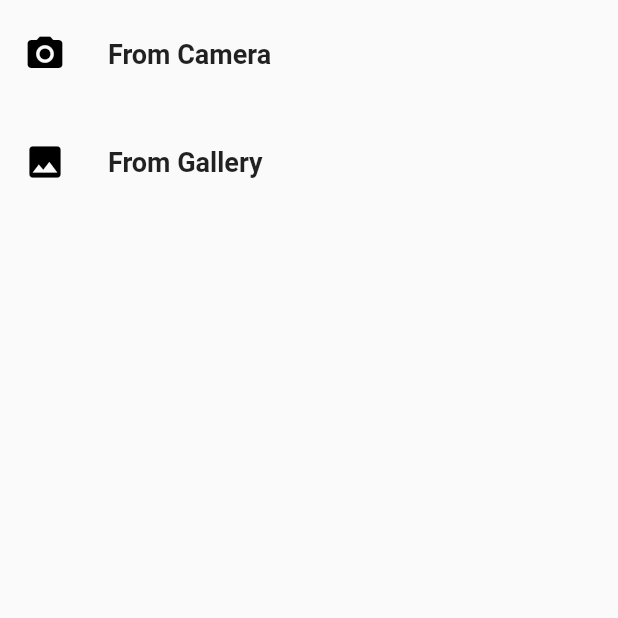
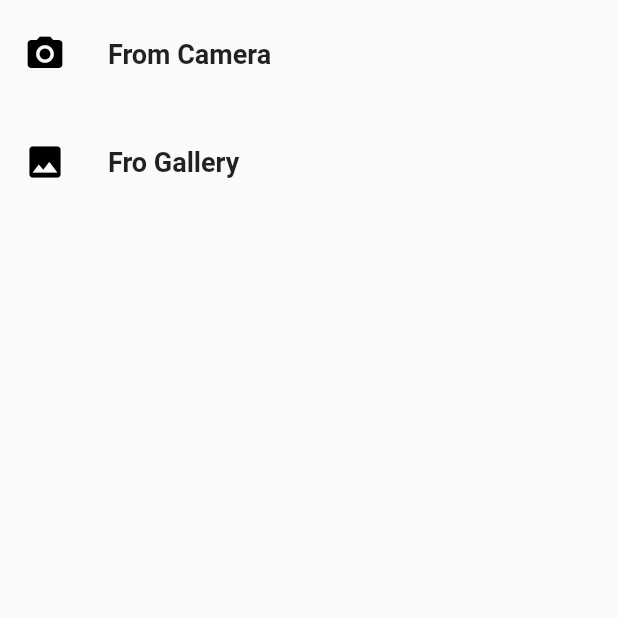
Before and after one commit to M-Dev99/seewe, a Flutter app: the SourcePage screen opened directly, on a phone screen of 412 x 824 dp, the top half of it. Run offline on Flutter 3.47's test engine with Material 2 defaults, Android fonts, the phone set to English and light mode, and no system bars; our stand-ins replace cloud_firestore, firebase_auth, firebase_core, font_awesome_flutter, google_sign_in, image_picker and 1 more; accounts and stored records are empty.

Commit message:
testing from jadi fro

```diff
--- a/lib/widget/gallery_widget.dart
+++ b/lib/widget/gallery_widget.dart
@@ -9,7 +9,7 @@ class GalleryWidget extends StatelessWidget {
   @override
   Widget build(BuildContext context) {
     return ListTileWidget(
-      text: 'From Gallery',
+      text: 'Fro Gallery',
       icon: Icons.photo,
       onClicked: () => pickGalleryMedia(context),
     );
```
